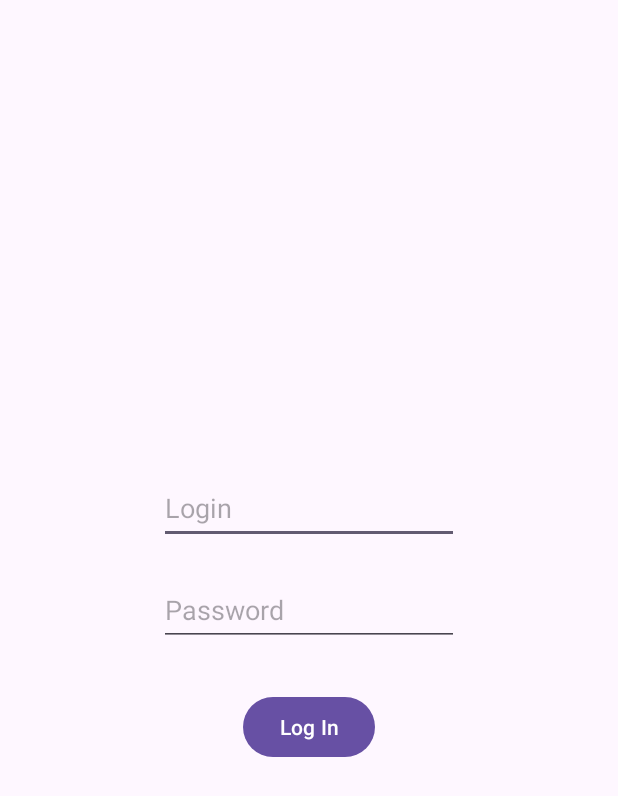
After one commit to MoAlqw/Navigation, an Android app: the fragment LoginFragment shown on its own in the app's theme, on a phone screen of 412 x 824 dp. The commit adds this screen. Shown: the top 796 px of the screen. Run offline under Robolectric (Android 15) with nearby library versions, the phone set to English and light mode, and no system bars.

Commit message:
Added screens that will participate in navigation

```diff
--- a/app/src/main/AndroidManifest.xml
+++ b/app/src/main/AndroidManifest.xml
@@ -13,7 +13,7 @@
         android:theme="@style/Theme.Navigation"
         tools:targetApi="31">
         <activity
-            android:name=".MainActivity"
+            android:name=".view.MainActivity"
             android:exported="true">
             <intent-filter>
                 <action android:name="android.intent.action.MAIN" />
--- /dev/null
+++ b/app/src/main/java/com/example/navigation/view/screens/LoginFragment.kt
@@ -0,0 +1,6 @@
+package com.example.navigation.view.screens
+
+import androidx.fragment.app.Fragment
+import com.example.navigation.R
+
+class LoginFragment: Fragment(R.layout.fragment_login)
--- /dev/null
+++ b/app/src/main/java/com/example/navigation/view/screens/MainFragment.kt
@@ -0,0 +1,6 @@
+package com.example.navigation.view.screens
+
+import androidx.fragment.app.Fragment
+import com.example.navigation.R
+
+class MainFragment: Fragment(R.layout.fragment_main)
--- /dev/null
+++ b/app/src/main/java/com/example/navigation/view/screens/SplashFragment.kt
@@ -0,0 +1,6 @@
+package com.example.navigation.view.screens
+
+import androidx.fragment.app.Fragment
+import com.example.navigation.R
+
+class SplashFragment : Fragment(R.layout.fragment_splash)
--- /dev/null
+++ b/app/src/main/res/layout/fragment_login.xml
@@ -0,0 +1,32 @@
+<?xml version="1.0" encoding="utf-8"?>
+<LinearLayout xmlns:android="http://schemas.android.com/apk/res/android"
+    android:orientation="vertical"
+    android:layout_width="match_parent"
+    android:layout_height="match_parent"
+    android:gravity="center">
+
+    <EditText
+        android:layout_width="200dp"
+        android:layout_height="wrap_content"
+        android:hint="@string/login"
+        android:importantForAutofill="no"
+        android:inputType="text"
+        android:minHeight="48dp" />
+
+    <EditText
+        android:layout_width="200dp"
+        android:layout_height="wrap_content"
+        android:layout_marginTop="20dp"
+        android:hint="@string/password"
+        android:importantForAutofill="no"
+        android:inputType="textPassword"
+        android:minHeight="48dp" />
+
+    <Button
+        android:id="@+id/btn_login"
+        android:layout_width="wrap_content"
+        android:layout_height="wrap_content"
+        android:layout_marginTop="30dp"
+        android:text="@string/log_in" />
+
+</LinearLayout>
--- a/app/src/main/res/values/strings.xml
+++ b/app/src/main/res/values/strings.xml
@@ -1,3 +1,7 @@
 <resources>
     <string name="app_name">Navigation</string>
+    <string name="splash">Splash</string>
+    <string name="login">Login</string>
+    <string name="password">Password</string>
+    <string name="log_in">Log In</string>
 </resources>
```
Also changed, not shown: app/src/main/java/com/example/navigation/MainActivity.kt (deleted, +0 -20 lines), app/src/main/java/com/example/navigation/view/MainActivity.kt (added, +14 -0 lines), app/src/main/res/layout/activity_main.xml (+3 -17 lines), app/src/main/res/layout/fragment_main.xml (added, +14 -0 lines), app/src/main/res/layout/fragment_splash.xml (added, +14 -0 lines).
